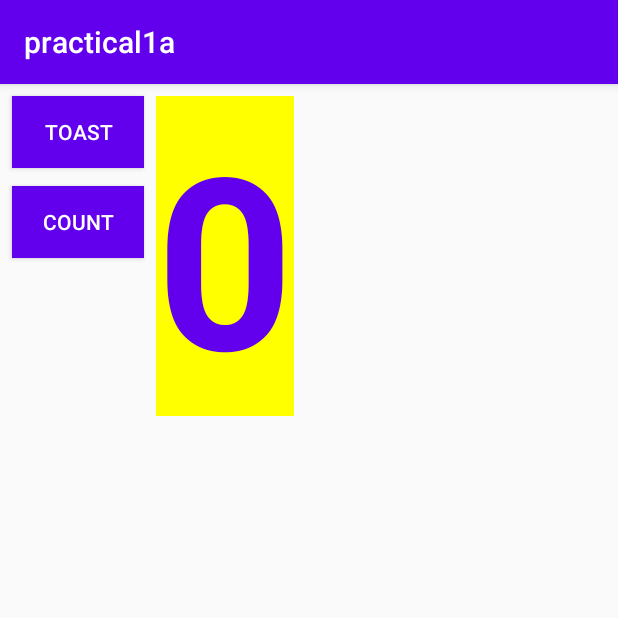
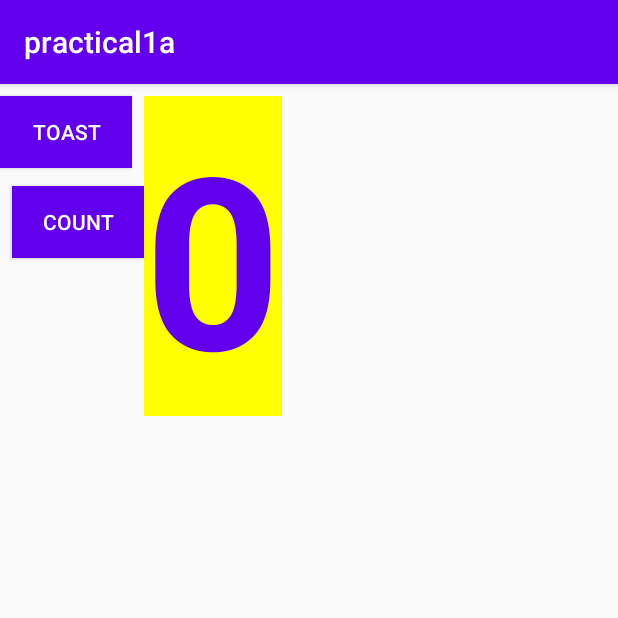
Before and after one commit to Huiru13/practical1.2b, an Android app: the screen it shows after launch (MainActivity), on a phone screen of 412 x 824 dp, the top half of it. Run offline under Robolectric (Android 15) with nearby library versions, the phone set to English and light mode, and no system bars.

Commit message:
Commit by Goh Hui Ru

```diff
--- a/app/src/main/java/com/example/practical1a/MainActivity.java
+++ b/app/src/main/java/com/example/practical1a/MainActivity.java
@@ -16,6 +16,8 @@ public class MainActivity extends AppCompatActivity {
         super.onCreate(savedInstanceState);
         setContentView(R.layout.activity_main);
         mShowCount = (TextView) findViewById(R.id.show_count);
+
+        //newly added line of code
     }
 
     public void showToast(View view) {
--- a/app/src/main/res/layout/activity_main.xml
+++ b/app/src/main/res/layout/activity_main.xml
@@ -10,7 +10,6 @@
         android:id="@+id/button_toast"
         android:layout_width="0dp"
         android:layout_height="wrap_content"
-        android:layout_marginStart="8dp"
         android:layout_marginTop="8dp"
         android:layout_marginBottom="8dp"
         android:background="@color/colorPrimary"
```
